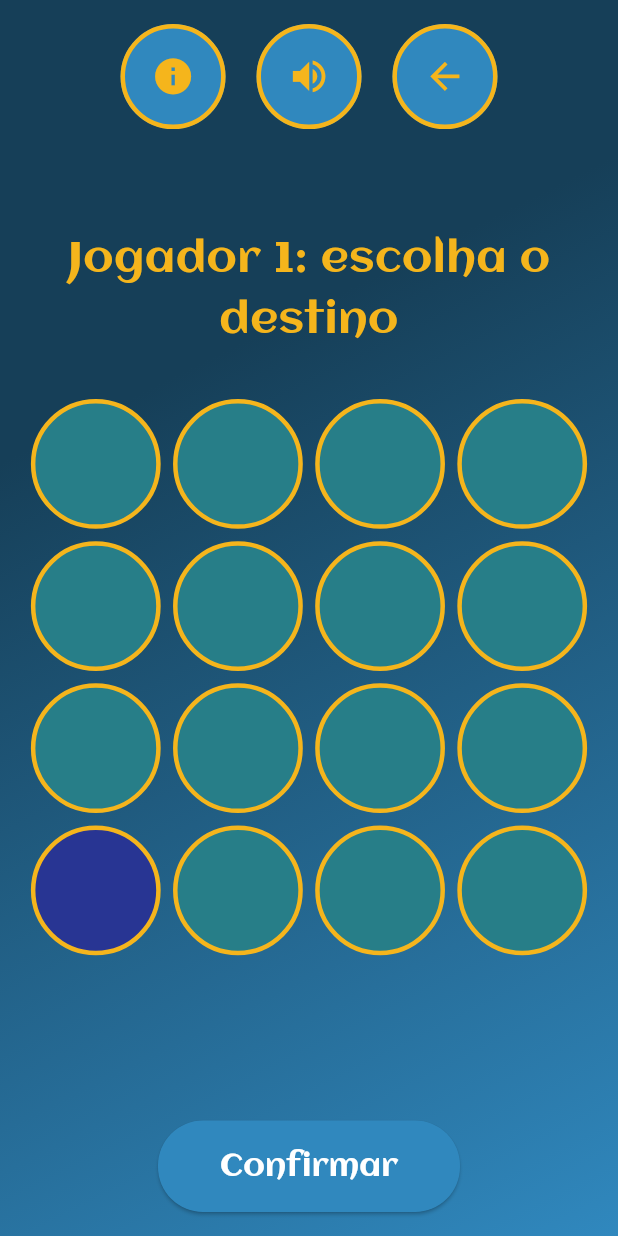
After one commit to anawcarol/Jogo-dos-caminhos, a Flutter app: the TwoGamePlusScreen screen opened directly, on a phone screen of 412 x 824 dp. The commit adds this screen. Run offline on Flutter 3.47's test engine with Material 3 defaults, Android fonts, the phone set to English and light mode, and no system bars.

Commit message:
v1 modo de jogo pvp plus adicionado

```diff
--- /dev/null
+++ b/jogo_dos_caminhos/lib/components/game_controller_plus.dart
@@ -0,0 +1,143 @@
+import 'package:flutter/material.dart';
+
+enum Phase { selectDestP1, buildPathP2, selectDestP2, buildPathP1, finished }
+
+class GameControllerPlus extends ChangeNotifier {
+  Phase phase = Phase.selectDestP1;
+  final List<int> _restricted = [12]; // liberado canto superior direito
+
+  List<bool> destP1 = List.filled(16, false);
+  List<bool> destP2 = List.filled(16, false);
+
+  List<List<bool>> visited = List.generate(4, (_) => List.filled(4, false));
+  int curX = 3, curY = 0;
+
+  int movesP1 = 0;
+  int movesP2 = 0;
+  int? firstRoundMoves;
+
+  String? popupMsg;
+
+  GameControllerPlus() {
+    _initRound();
+  }
+
+  // ---------- Helpers ----------
+  bool _showDestP1() => phase == Phase.selectDestP1; // só na seleção
+  bool _showDestP2() => phase == Phase.selectDestP2;
+
+  // ---------- Getters ----------
+  String get title {
+    switch (phase) {
+      case Phase.selectDestP1:
+        return 'Jogador 1: escolha o destino';
+      case Phase.buildPathP2:
+        return 'Jogador 2: trace o caminho';
+      case Phase.selectDestP2:
+        return 'Jogador 2: escolha o destino';
+      case Phase.buildPathP1:
+        return 'Jogador 1: trace o caminho';
+      default:
+        return '';
+    }
+  }
+
+  bool get showConfirm => phase == Phase.selectDestP1 || phase == Phase.selectDestP2;
+  bool get showStepCounter => phase == Phase.buildPathP1 || phase == Phase.buildPathP2;
+  int get currentMoves => phase == Phase.buildPathP2 ? movesP2 : movesP1;
+
+  Color cellColor(int index) {
+    int row = index ~/ 4, col = index % 4;
+
+    if (_showDestP1() && destP1[index]) return const Color(0xFFF5B51C);
+    if (_showDestP2() && destP2[index]) return const Color.fromARGB(255, 7, 62, 77);
+    if (visited[row][col]) return Colors.indigo[800]!;
+    return const Color.fromARGB(255, 39, 126, 136);
+  }
+
+  // ---------- Interactions ----------
+  void onCellTap(int index) {
+    if (_restricted.contains(index) || phase == Phase.finished) return;
+
+    int row = index ~/ 4, col = index % 4;
+
+    switch (phase) {
+      case Phase.selectDestP1:
+        destP1 = List.filled(16, false);
+        destP1[index] = true;
+        break;
+      case Phase.selectDestP2:
+        destP2 = List.filled(16, false);
+        destP2[index] = true;
+        break;
+      case Phase.buildPathP2:
+      case Phase.buildPathP1:
+        if (_isAdjacent(row, col) && !visited[row][col]) {
+          curX = row;
+          curY = col;
+          visited[row][col] = true;
+          if (phase == Phase.buildPathP2) {
+            movesP2++;
+            if (destP1[index]) _advancePhase();
+          } else {
+            movesP1++;
+            if (destP2[index]) _advancePhase();
+          }
+        }
+        break;
+      default:
+        break;
+    }
+    notifyListeners();
+  }
+
+  void confirmSelection() {
+    if (!showConfirm) return;
+    if (phase == Phase.selectDestP1 && !destP1.contains(true)) return;
+    if (phase == Phase.selectDestP2 && !destP2.contains(true)) return;
+    _advancePhase();
+    notifyListeners();
+  }
+
+  // ---------- Internals ----------
+  bool _isAdjacent(int r, int c) =>
+      (r == curX && (c - curY).abs() == 1) || (c == curY && (r - curX).abs() == 1);
+
+  void _advancePhase() {
+    switch (phase) {
+      case Phase.selectDestP1:
+        phase = Phase.buildPathP2;
+        _initRound();
+        break;
+      case Phase.buildPathP2:
+        firstRoundMoves = movesP2;
+        popupMsg = 'Você encontrou a bola adversária em $movesP2 movimentos! Segundo round.';
+        phase = Phase.selectDestP2;
+        break;
+      case Phase.selectDestP2:
+        phase = Phase.buildPathP1;
+        _initRound();
+        break;
+      case Phase.buildPathP1:
+        phase = Phase.finished;
+        break;
+      default:
+        break;
+    }
+  }
+
+  void _initRound() {
+    visited = List.generate(4, (_) => List.filled(4, false));
+    curX = 3;
+    curY = 0;
+    visited[curX][curY] = true;
+    movesP1 = phase == Phase.buildPathP1 ? 0 : movesP1;
+    movesP2 = phase == Phase.buildPathP2 ? 0 : movesP2;
+  }
+
+  // ---------- Popup control ----------
+  void clearPopup() {
+    popupMsg = null;
+    notifyListeners();
+  }
+}
--- a/jogo_dos_caminhos/lib/components/rules_pvp_plus.dart
+++ b/jogo_dos_caminhos/lib/components/rules_pvp_plus.dart
@@ -1,4 +1,5 @@
 import 'package:flutter/material.dart';
+import 'package:jogo_dos_caminhos/components/two_game_plus.dart';
 import 'choose_screen.dart'; // Tela para voltar
 import 'two_game.dart';  // Tela do jogo
 
@@ -13,15 +14,15 @@ class _HowToPlayPvPlusScreenState extends State<HowToPlayPvPlusScreen> {
   // Lista de textos para exibir no container
   final List<List<String>> _instructions = [
     [
-      '• Cada jogador escolherá um local diferente (exceto os pontos cinzas)',
-      '• O jogo possui 4 bolas verdes e 4 bolas vermelhas. A cada rodada será sorteado, uma única vez, uma bola diferente, sendo:',
-      '• Bola verde: Seguirá o caminho para cima',
+      '• O jogo é disputado em 2 rodadas.',
+      '• 1ª rodada: Jogador 1 escolhe um destino (qualquer casa que não seja cinza). Jogador 2 traça o caminho até lá, movendo‑se casa a casa (adjacente).',
+      '• Cada passo é contado. Quando o caminho alcançar o destino, a rodada acaba e o total de movimentos do Jogador 2 é registrado.',
     ],
     [
-      '• Bola vermelha: Seguirá o caminho para a direita',
-      '• O jogo termina quando chega-se no outro ponto cinza',
-      '• Se o caminho passar por um dos locais escolhidos, o respectivo player ganha o jogo!',
-    ]
+      '• 2ª rodada: os papéis se invertem — Jogador 2 escolhe o destino e Jogador 1 traça o caminho.',
+      '• Ao traçar o caminho, o destino escolhido pelo adversário fica oculto até ser alcançado.',
+      '• Vence quem atingir o destino do oponente com MENOS movimentos. Empate se ambos precisarem do mesmo número de passos.',
+    ],
   ];
 
   @override
@@ -90,7 +91,7 @@ class _HowToPlayPvPlusScreenState extends State<HowToPlayPvPlusScreen> {
                         Navigator.pushReplacement(
                           context,
                           MaterialPageRoute(
-                            builder: (context) => TwoGameScreen(),
+                            builder: (context) => TwoGamePlusScreen(),
                           ),
                         );
                       }
--- /dev/null
+++ b/jogo_dos_caminhos/lib/components/two_game_plus.dart
@@ -0,0 +1,248 @@
+import 'package:flutter/material.dart';
+import 'info_screen.dart';
+import 'game_controller_plus.dart';
+
+class TwoGamePlusScreen extends StatefulWidget {
+  const TwoGamePlusScreen({Key? key}) : super(key: key);
+
+  @override
+  _TwoGamePlusScreenState createState() => _TwoGamePlusScreenState();
+}
+
+class _TwoGamePlusScreenState extends State<TwoGamePlusScreen> {
+  late final GameControllerPlus _controller;
+  late final VoidCallback _listener;
+
+  @override
+  void initState() {
+    super.initState();
+    _controller = GameControllerPlus();
+
+    _listener = () {
+      // Popup entre rodadas
+      if (_controller.popupMsg != null) {
+        final msg = _controller.popupMsg!;
+        _controller.clearPopup();
+        Future.microtask(() => showDialog(
+              context: context,
+              builder: (_) => AlertDialog(
+                backgroundColor: const Color(0xFF163F58),
+                title: const Text('Fim da 1ª rodada', style: TextStyle(color: Color(0xFFF5B51C))),
+                content: Text(msg, style: const TextStyle(color: Colors.white)),
+                actions: [
+                  TextButton(
+                      onPressed: () => Navigator.of(context).pop(),
+                      child: const Text('OK', style: TextStyle(color: Color(0xFFF5B51C))))
+                ],
+              ),
+            ));
+      }
+
+      // Tela de resultado final
+      if (_controller.phase == Phase.finished) {
+        Navigator.pushReplacement(
+          context,
+          MaterialPageRoute(
+            builder: (_) => _ResultScreen(
+              movesP1: _controller.movesP1,
+              movesP2: _controller.movesP2,
+            ),
+          ),
+        );
+      }
+    };
+    _controller.addListener(_listener);
+  }
+
+  @override
+  void dispose() {
+    _controller.removeListener(_listener);
+    _controller.dispose();
+    super.dispose();
+  }
+
+  Widget _buildNavigationButton({required IconData icon, required VoidCallback onPressed}) {
+    final w = MediaQuery.of(context).size.width;
+    return ElevatedButton(
+      onPressed: onPressed,
+      style: ElevatedButton.styleFrom(
+        shape: const CircleBorder(),
+        backgroundColor: const Color(0xFF3088BE),
+        padding: EdgeInsets.all(w * 0.05),
+        shadowColor: Colors.transparent,
+        side: const BorderSide(color: Color(0xFFF5B51C), width: 3),
+      ),
+      child: Icon(icon, size: w * 0.07, color: const Color(0xFFF5B51C)),
+    );
+  }
+
+  @override
+  Widget build(BuildContext context) {
+    final w = MediaQuery.of(context).size.width;
+
+    return Scaffold(
+      body: AnimatedBuilder(
+        animation: _controller,
+        builder: (_, __) {
+          return Container(
+            decoration: const BoxDecoration(
+              gradient: LinearGradient(
+                colors: [Color(0xFF163F58), Color(0xFF3088BE)],
+                stops: [0.3, 1.0],
+                begin: Alignment.topLeft,
+                end: Alignment.bottomRight,
+              ),
+            ),
+            child: SafeArea(
+              child: Column(
+                children: [
+                  // Header
+                  Padding(
+                    padding: const EdgeInsets.symmetric(vertical: 16, horizontal: 16),
+                    child: Row(
+                      mainAxisAlignment: MainAxisAlignment.center,
+                      children: [
+                        _buildNavigationButton(
+                          icon: Icons.info,
+                          onPressed: () => Navigator.push(
+                            context,
+                            MaterialPageRoute(builder: (_) => GameInfoScreen()),
+                          ),
+                        ),
+                        SizedBox(width: w * 0.05),
+                        _buildNavigationButton(icon: Icons.volume_up, onPressed: () {}),
+                        SizedBox(width: w * 0.05),
+                        _buildNavigationButton(icon: Icons.arrow_back, onPressed: () => Navigator.pop(context)),
+                      ],
+                    ),
+                  ),
+
+                  const SizedBox(height: 30),
+
+                  // Title
+                  Padding(
+                    padding: const EdgeInsets.only(top: 20),
+                    child: Text(
+                      _controller.title,
+                      textAlign: TextAlign.center,
+                      style: TextStyle(
+                        color: const Color(0xFFF5B51C),
+                        fontSize: w * 0.07,
+                        fontFamily: 'Aclonica',
+                      ),
+                    ),
+                  ),
+
+                  const SizedBox(height: 30),
+
+                  // Grid
+                  Flexible(
+                    child: Padding(
+                      padding: EdgeInsets.symmetric(horizontal: w * 0.05, vertical: 2),
+                      child: GridView.builder(
+                        physics: const NeverScrollableScrollPhysics(),
+                        gridDelegate: SliverGridDelegateWithFixedCrossAxisCount(
+                          crossAxisCount: 4,
+                          crossAxisSpacing: w * 0.02,
+                          mainAxisSpacing: w * 0.02,
+                          childAspectRatio: 1,
+                        ),
+                        itemCount: 16,
+                        itemBuilder: (_, i) => GestureDetector(
+                          onTap: () => _controller.onCellTap(i),
+                          child: AnimatedContainer(
+                            duration: const Duration(milliseconds: 200),
+                            decoration: BoxDecoration(
+                              color: _controller.cellColor(i),
+                              shape: BoxShape.circle,
+                              border: Border.all(color: const Color(0xFFF5B51C), width: 3),
+                            ),
+                          ),
+                        ),
+                      ),
+                    ),
+                  ),
+
+                  const SizedBox(height: 30),
+
+                  // Footer
+                  Padding(
+                    padding: const EdgeInsets.only(bottom: 16),
+                    child: Column(
+                      children: [
+                        if (_controller.showStepCounter)
+                          Text('Passos: ${_controller.currentMoves}',
+                              style: TextStyle(color: const Color(0xFFF5B51C), fontSize: w * 0.05, fontFamily: 'Philosopher')),
+                        if (_controller.firstRoundMoves != null &&
+                            (_controller.phase == Phase.selectDestP2 || _controller.phase == Phase.buildPathP1))
+                          Padding(
+                            padding: const EdgeInsets.only(top: 8),
+                            child: Text(
+                              'Jogador 2 precisou de ${_controller.firstRoundMoves} movimentos',
+                              style: TextStyle(color: Colors.white, fontSize: w * 0.045),
+                            ),
+                          ),
+                        if (_controller.showConfirm)
+                          Padding(
+                            padding: const EdgeInsets.only(top: 20),
+                            child: ElevatedButton(
+                              onPressed: _controller.confirmSelection,
+                              style: ElevatedButton.styleFrom(
+                                backgroundColor: const Color(0xFF3088BE),
+                                padding: EdgeInsets.symmetric(horizontal: w * 0.1, vertical: 16),
+                                shape: RoundedRectangleBorder(borderRadius: BorderRadius.circular(30)),
+                              ),
+                              child: Text('Confirmar',
+                                  style: TextStyle(color: Colors.white, fontSize: w * 0.05, fontFamily: 'Aclonica')),
+                            ),
+                          ),
+                      ],
+                    ),
+                  ),
+                ],
+              ),
+            ),
+          );
+        },
+      ),
+    );
+  }
+}
+
+// ------------------------------------------------
+// Resultado
+// ------------------------------------------------
+class _ResultScreen extends StatelessWidget {
+  final int movesP1;
+  final int movesP2;
+  const _ResultScreen({required this.movesP1, required this.movesP2});
+
+  @override
+  Widget build(BuildContext context) {
+    String msg;
+    if (movesP1 < movesP2) {
+      msg = 'Jogador 1 venceu!';
+    } else if (movesP2 < movesP1) {
+      msg = 'Jogador 2 venceu!';
+    } else {
+      msg = 'Empate!';
+    }
+
+    return Scaffold(
+      backgroundColor: const Color(0xFF163F58),
+      body: Center(
+        child: Column(
+          mainAxisAlignment: MainAxisAlignment.center,
+          children: [
+            Text(msg, style: const TextStyle(color: Color(0xFFF5B51C), fontSize: 32, fontFamily: 'Aclonica')),
+            const SizedBox(height: 16),
+            Text('Movimentos J1: $movesP1  |  Movimentos J2: $movesP2',
+                style: const TextStyle(color: Colors.white, fontSize: 20)),
+            const SizedBox(height: 32),
+            ElevatedButton(onPressed: () => Navigator.pop(context), child: const Text('Voltar')),
+          ],
+        ),
+      ),
+    );
+  }
+}
```
